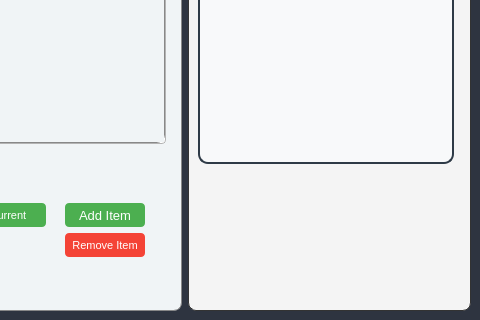
Qt form mainwindow.ui (Rishi-M-G/timber-asset-manager) before a commit; both pictures show x 394 to 874 and y 116 to 436 of the 874 by 436 pixel window.
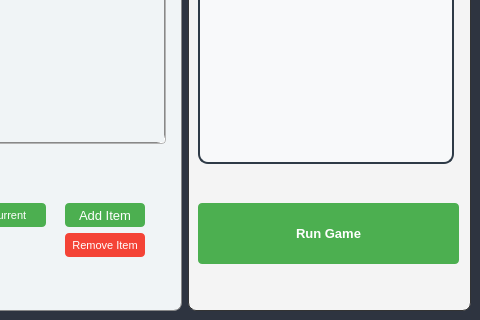
The same form after that commit.

```diff
--- a/mainwindow.ui
+++ b/mainwindow.ui
@@ -572,6 +572,49 @@
 </string>
          </property>
         </widget>
+        <widget class="QPushButton" name="btnRunGame">
+         <property name="geometry">
+          <rect>
+           <x>10</x>
+           <y>310</y>
+           <width>261</width>
+           <height>61</height>
+          </rect>
+         </property>
+         <property name="styleSheet">
+          <string notr="true">QPushButton#btnRunGame {
+    background-color: #4CAF50;  /* Green background for Run Game */
+    color: white;  /* White text */
+    border: none;
+    border-radius: 4px;
+    padding: 8px 16px;
+    font-family: &quot;Segoe UI&quot;, sans-serif;
+    font-size: 10pt;
+    font-weight: bold;
+    transition: background-color 0.3s ease, transform 0.2s ease;  /* Smooth transition for hover and a subtle bounce effect */
+}
+
+QPushButton#btnRunGame:hover {
+    background-color: #45A049;  /* Darker green on hover */
+    transform: scale(1.05);  /* Slight zoom effect on hover */
+}
+
+QPushButton#btnRunGame:pressed {
+    background-color: #388E3C;  /* Even darker green when pressed */
+    transform: scale(0.98);  /* Slight shrink effect when pressed */
+}
+
+QPushButton#btnRunGame:disabled {
+    background-color: #CCCCCC;  /* Light gray background when disabled */
+    color: #666666;  /* Darker gray text */
+    cursor: not-allowed;
+}
+</string>
+         </property>
+         <property name="text">
+          <string>Run Game</string>
+         </property>
+        </widget>
        </widget>
       </item>
      </layout>
```
